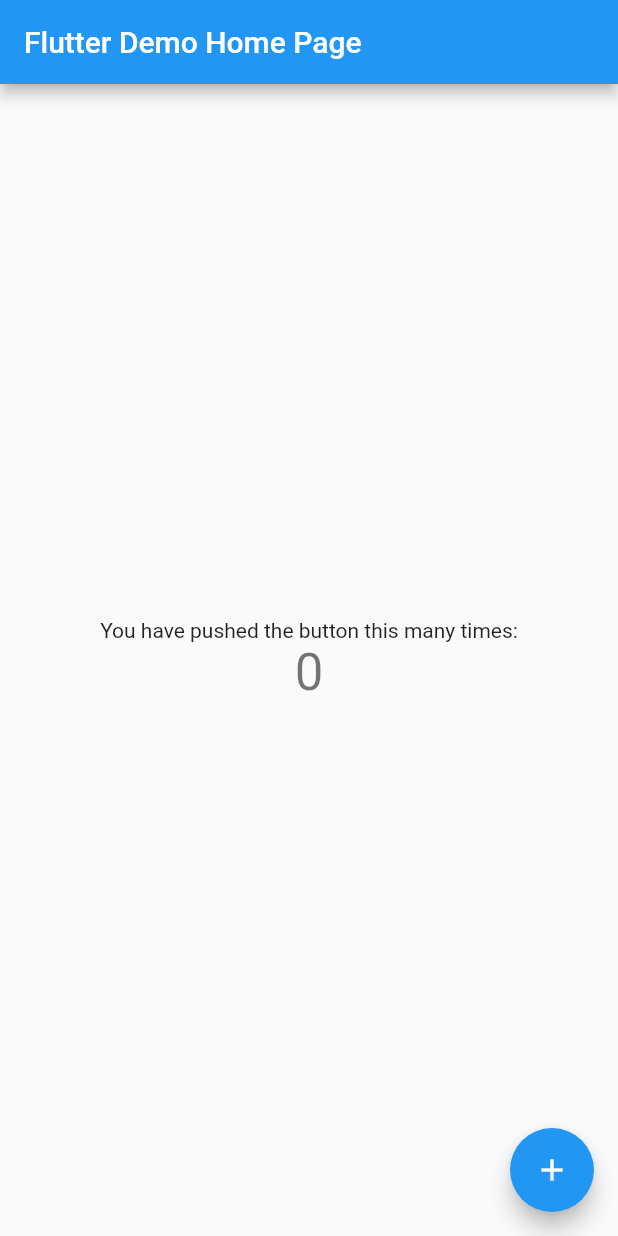
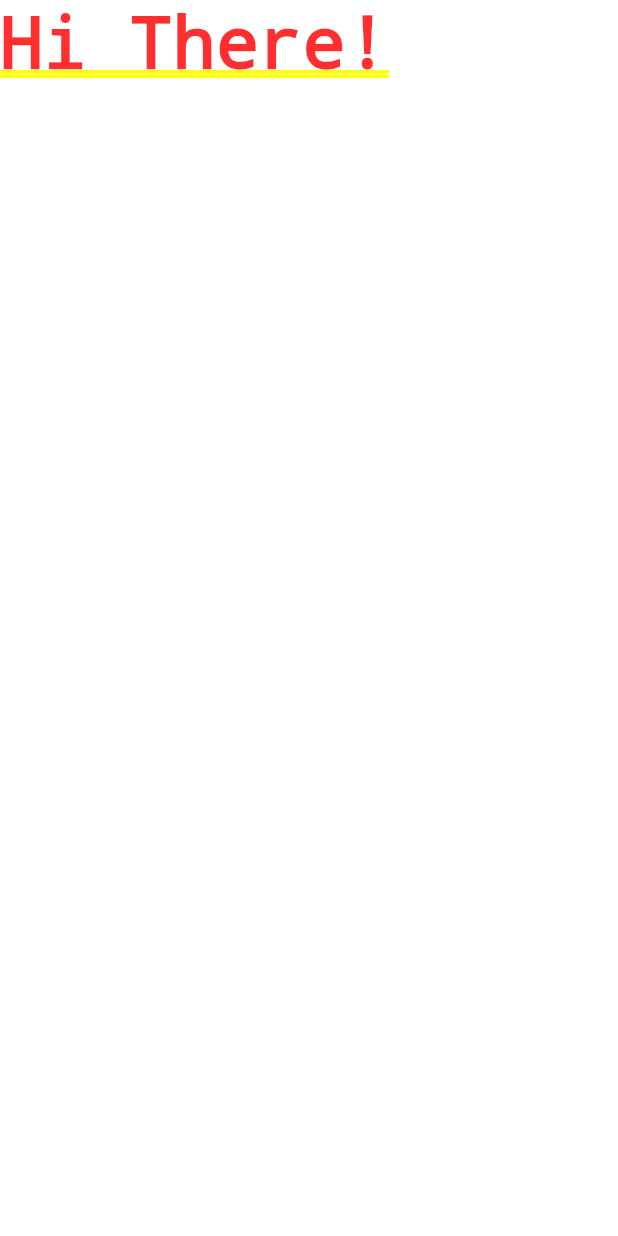
Before and after one commit to saarthak08/Flutter_Demo, a Flutter app: the screen it shows after launch, on a phone screen of 412 x 824 dp. Run offline on Flutter 3.47's test engine with Material 2 defaults, Android fonts, the phone set to English and light mode, and no system bars.

Commit message:
Refactored main.dart & added text to MaterialApp

```diff
--- a/lib/main.dart
+++ b/lib/main.dart
@@ -1,111 +1,10 @@
 import 'package:flutter/material.dart';
 
-void main() => runApp(MyApp());
 
-class MyApp extends StatelessWidget {
-  // This widget is the root of your application.
-  @override
-  Widget build(BuildContext context) {
-    return MaterialApp(
-      title: 'Flutter Demo',
-      theme: ThemeData(
-        // This is the theme of your application.
-        //
-        // Try running your application with "flutter run". You'll see the
-        // application has a blue toolbar. Then, without quitting the app, try
-        // changing the primarySwatch below to Colors.green and then invoke
-        // "hot reload" (press "r" in the console where you ran "flutter run",
-        // or simply save your changes to "hot reload" in a Flutter IDE).
-        // Notice that the counter didn't reset back to zero; the application
-        // is not restarted.
-        primarySwatch: Colors.blue,
-      ),
-      home: MyHomePage(title: 'Flutter Demo Home Page'),
-    );
-  }
+void main(){
+  var app=MaterialApp(
+    home:Text('Hi There!')
+  );
+
+  runApp(app);
 }
-
-class MyHomePage extends StatefulWidget {
-  MyHomePage({Key key, this.title}) : super(key: key);
-
-  // This widget is the home page of your application. It is stateful, meaning
-  // that it has a State object (defined below) that contains fields that affect
-  // how it looks.
-
-  // This class is the configuration for the state. It holds the values (in this
-  // case the title) provided by the parent (in this case the App widget) and
-  // used by the build method of the State. Fields in a Widget subclass are
-  // always marked "final".
-
-  final String title;
-
-  @override
-  _MyHomePageState createState() => _MyHomePageState();
-}
-
-class _MyHomePageState extends State<MyHomePage> {
-  int _counter = 0;
-
-  void _incrementCounter() {
-    setState(() {
-      // This call to setState tells the Flutter framework that something has
-      // changed in this State, which causes it to rerun the build method below
-      // so that the display can reflect the updated values. If we changed
-      // _counter without calling setState(), then the build method would not be
-      // called again, and so nothing would appear to happen.
-      _counter++;
-    });
-  }
-
-  @override
-  Widget build(BuildContext context) {
-    // This method is rerun every time setState is called, for instance as done
-    // by the _incrementCounter method above.
-    //
-    // The Flutter framework has been optimized to make rerunning build methods
-    // fast, so that you can just rebuild anything that needs updating rather
-    // than having to individually change instances of widgets.
-    return Scaffold(
-      appBar: AppBar(
-        // Here we take the value from the MyHomePage object that was created by
-        // the App.build method, and use it to set our appbar title.
-        title: Text(widget.title),
-      ),
-      body: Center(
-        // Center is a layout widget. It takes a single child and positions it
-        // in the middle of the parent.
-        child: Column(
-          // Column is also layout widget. It takes a list of children and
-          // arranges them vertically. By default, it sizes itself to fit its
-          // children horizontally, and tries to be as tall as its parent.
-          //
-          // Invoke "debug painting" (press "p" in the console, choose the
-          // "Toggle Debug Paint" action from the Flutter Inspector in Android
-          // Studio, or the "Toggle Debug Paint" command in Visual Studio Code)
-          // to see the wireframe for each widget.
-          //
-          // Column has various properties to control how it sizes itself and
-          // how it positions its children. Here we use mainAxisAlignment to
-          // center the children vertically; the main axis here is the vertical
-          // axis because Columns are vertical (the cross axis would be
-          // horizontal).
-          mainAxisAlignment: MainAxisAlignment.center,
-          children: <Widget>[
-            Text(
-              'You have pushed the button this many times:',
-            ),
-            Text(
-              '$_counter',
-              style: Theme.of(context).textTheme.display1,
-            ),
-          ],
-        ),
-      ),
-      floatingActionButton: FloatingActionButton(
-        onPressed: _incrementCounter,
-        tooltip: 'Increment',
-        child: Icon(Icons.add),
-      ), // This trailing comma makes auto-formatting nicer for build methods.
-    );
-  }
-}
```
